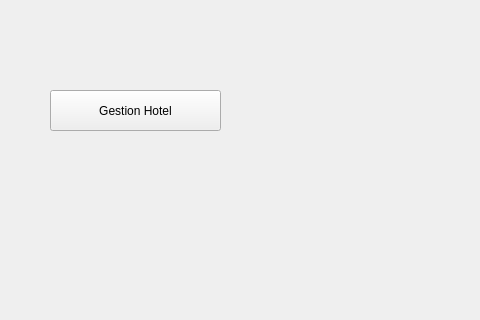
This is mainwindow.ui in didaa16/Smart_Business_travel_agency_2A34 as Qt 5 draws it before an edit; both pictures show x 0 to 480 and y 140 to 460 of the 1127 by 730 pixel window. The edited form follows.
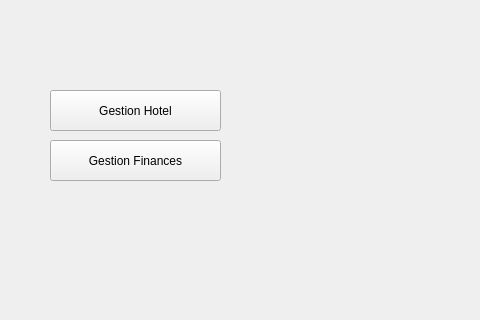
This is the edited form. Icons and pictures are not drawn.

Commit message: DEUXIEME INTEGRATION : GESTION FINANCIERE

```diff
--- a/mainwindow.ui
+++ b/mainwindow.ui
@@ -35,6 +35,19 @@
       <normaloff>:/Boutons/Bottons/Hotel.png</normaloff>:/Boutons/Bottons/Hotel.png</iconset>
     </property>
    </widget>
+   <widget class="QPushButton" name="pushButton_2">
+    <property name="geometry">
+     <rect>
+      <x>50</x>
+      <y>280</y>
+      <width>171</width>
+      <height>41</height>
+     </rect>
+    </property>
+    <property name="text">
+     <string>Gestion Finances</string>
+    </property>
+   </widget>
   </widget>
   <widget class="QMenuBar" name="menubar">
    <property name="geometry">
```
The commit also changes 11 other files.
